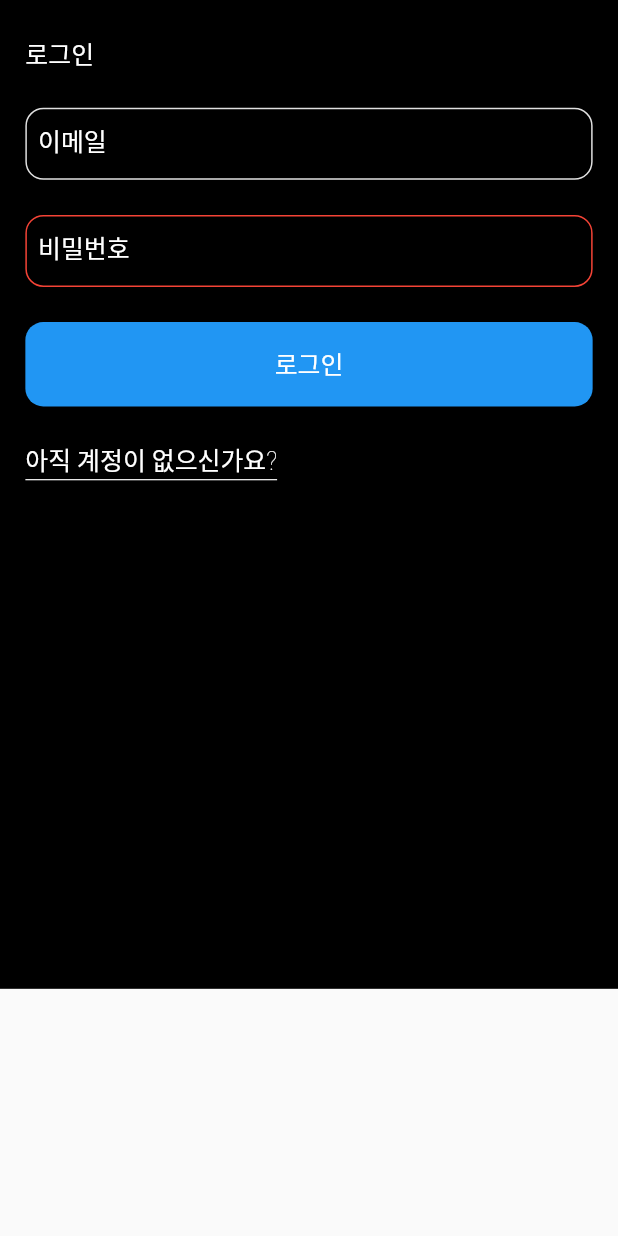
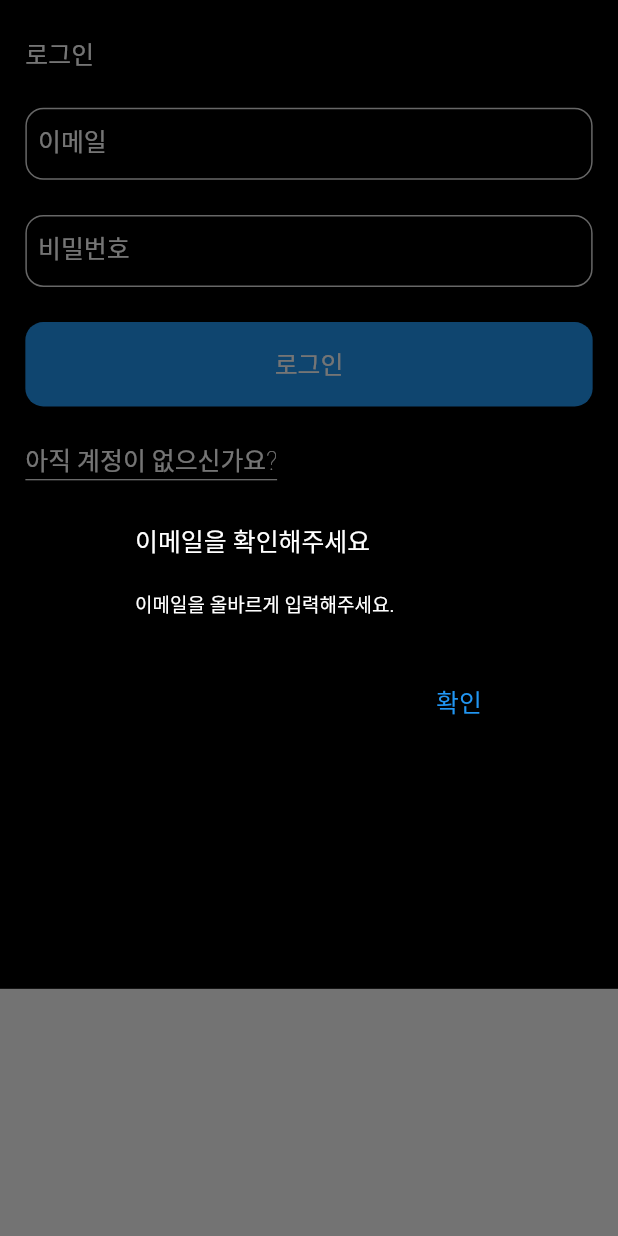
Before and after one commit to my-yellow-star/wehere-flutter, a Flutter app: the PasswordLoginModal widget shown alone on an empty page, opened directly with empty values, after a tap on "로그인", on a phone screen of 412 x 824 dp. Run offline on Flutter 3.47's test engine with Material 2 defaults, Android fonts, the phone set to English and light mode, and no system bars; our stand-ins replace cached_network_image, convex_bottom_bar, dio, equatable, flutter_native_splash, flutter_screenutil and 9 more; missing offline and left inert: custom_info_window, google_maps_cluster_manager, jwt_decode; accounts and stored records are empty; network calls fail; Roboto replaces fonts that are missing (Pretendard); statements that could not run were skipped.

Commit message:
fix: 이메일 미입력 시 얼럿 추가

```diff
--- a/lib/presentation/screens/components/password_login_modal.dart
+++ b/lib/presentation/screens/components/password_login_modal.dart
@@ -55,6 +55,9 @@ class _PasswordLoginModalState extends State<PasswordLoginModal> {
     _passwordController.text = '';
     _confirmedPasswordController.text = '';
     setState(() {
+      _email = '';
+      _password = '';
+      _confirmedPassword = '';
       _isRegisterMode = !_isRegisterMode;
       _loginFailed = false;
       _passwordIncorrect = false;
@@ -62,6 +65,11 @@ class _PasswordLoginModalState extends State<PasswordLoginModal> {
   }
 
   void _onSubmitted() {
+    if (_email.isEmpty) {
+      Alert.build(context,
+          title: '이메일을 확인해주세요', description: '이메일을 올바르게 입력해주세요.');
+      return;
+    }
     if (_isRegisterMode) {
       _register();
     } else {
```
